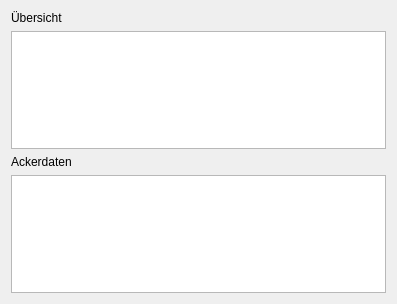
t-script/DBS-Bauer, file DBS-Bauer/ackerwidget.ui: the form before one commit.
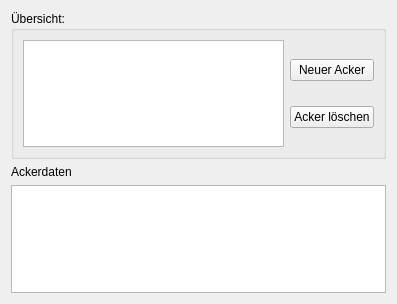
The form after the commit.

Commit message: Acker löschen

The edit to the form file:
```diff
--- a/DBS-Bauer/ackerwidget.ui
+++ b/DBS-Bauer/ackerwidget.ui
@@ -15,15 +15,35 @@
   </property>
   <layout class="QVBoxLayout" name="verticalLayout">
    <item>
-    <widget class="QLabel" name="label_14">
-     <property name="text">
-      <string>Übersicht</string>
+    <widget class="QGroupBox" name="groupBox">
+     <property name="title">
+      <string>Übersicht:</string>
      </property>
+     <layout class="QHBoxLayout" name="horizontalLayout">
+      <item>
+       <widget class="QTableView" name="tableAcker"/>
+      </item>
+      <item>
+       <layout class="QVBoxLayout" name="verticalLayout_2">
+        <item>
+         <widget class="QPushButton" name="AckerNeu">
+          <property name="text">
+           <string>Neuer Acker</string>
+          </property>
+         </widget>
+        </item>
+        <item>
+         <widget class="QPushButton" name="AckerTot">
+          <property name="text">
+           <string>Acker löschen</string>
+          </property>
+         </widget>
+        </item>
+       </layout>
+      </item>
+     </layout>
     </widget>
    </item>
-   <item>
-    <widget class="QTableView" name="tableAcker"/>
-   </item>
    <item>
     <widget class="QLabel" name="label_22">
      <property name="text">
```
The commit also changes 3 other files.
